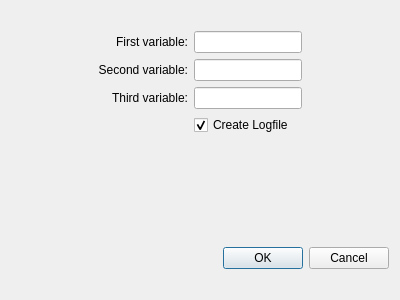
Above: preferencesDialog.ui from DragonFired/assignmentManager before the change. Below: the same form after it.
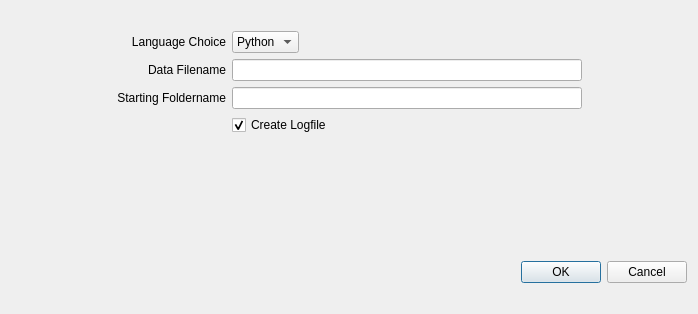
That is the form after the change.

Commit message: First working, functional version. Need student report creation and deletion and threading.

The edit to the form file:
```diff
--- a/preferencesDialog.ui
+++ b/preferencesDialog.ui
@@ -9,8 +9,8 @@
    <rect>
     <x>0</x>
     <y>0</y>
-    <width>400</width>
-    <height>300</height>
+    <width>698</width>
+    <height>314</height>
    </rect>
   </property>
   <property name="windowTitle">
@@ -55,20 +55,7 @@
          <item row="0" column="0">
           <widget class="QLabel" name="label_2">
            <property name="text">
-            <string>First variable:</string>
-           </property>
-           <property name="alignment">
-            <set>Qt::AlignRight|Qt::AlignTrailing|Qt::AlignVCenter</set>
-           </property>
-          </widget>
-         </item>
-         <item row="0" column="1">
-          <widget class="QLineEdit" name="firstVariableValue"/>
-         </item>
-         <item row="1" column="0">
-          <widget class="QLabel" name="label_3">
-           <property name="text">
-            <string>Second variable:</string>
+            <string>Language Choice</string>
            </property>
            <property name="alignment">
             <set>Qt::AlignRight|Qt::AlignTrailing|Qt::AlignVCenter</set>
@@ -76,21 +63,15 @@
           </widget>
          </item>
          <item row="1" column="1">
-          <widget class="QLineEdit" name="secondVariableValue"/>
-         </item>
-         <item row="2" column="0">
-          <widget class="QLabel" name="label_4">
-           <property name="text">
-            <string>Third variable:</string>
-           </property>
-           <property name="alignment">
-            <set>Qt::AlignRight|Qt::AlignTrailing|Qt::AlignVCenter</set>
+          <widget class="QLineEdit" name="dataFilenameUI">
+           <property name="minimumSize">
+            <size>
+             <width>350</width>
+             <height>0</height>
+            </size>
            </property>
           </widget>
          </item>
-         <item row="2" column="1">
-          <widget class="QLineEdit" name="thirdVariableValue"/>
-         </item>
          <item row="3" column="1">
           <widget class="QCheckBox" name="createLogfileCheckBox">
            <property name="text">
@@ -101,6 +82,67 @@
            </property>
           </widget>
          </item>
+         <item row="2" column="1">
+          <widget class="QLineEdit" name="startingFoldernameUI">
+           <property name="minimumSize">
+            <size>
+             <width>350</width>
+             <height>0</height>
+            </size>
+           </property>
+          </widget>
+         </item>
+         <item row="1" column="0">
+          <widget class="QLabel" name="label_3">
+           <property name="text">
+            <string>Data Filename</string>
+           </property>
+           <property name="alignment">
+            <set>Qt::AlignRight|Qt::AlignTrailing|Qt::AlignVCenter</set>
+           </property>
+          </widget>
+         </item>
+         <item row="2" column="0">
+          <widget class="QLabel" name="label_4">
+           <property name="text">
+            <string>Starting Foldername</string>
+           </property>
+           <property name="alignment">
+            <set>Qt::AlignRight|Qt::AlignTrailing|Qt::AlignVCenter</set>
+           </property>
+          </widget>
+         </item>
+         <item row="0" column="1">
+          <layout class="QHBoxLayout" name="horizontalLayout_2">
+           <item>
+            <widget class="QComboBox" name="languageChoiceUI">
+             <item>
+              <property name="text">
+               <string>Python</string>
+              </property>
+             </item>
+             <item>
+              <property name="text">
+               <string>C++</string>
+              </property>
+             </item>
+            </widget>
+           </item>
+           <item>
+            <spacer name="horizontalSpacer_3">
+             <property name="orientation">
+              <enum>Qt::Horizontal</enum>
+             </property>
+             <property name="sizeHint" stdset="0">
+              <size>
+               <width>40</width>
+               <height>20</height>
+              </size>
+             </property>
+            </spacer>
+           </item>
+          </layout>
+         </item>
         </layout>
        </item>
        <item>
```
Left out of the diff: 2 changed lines with no effect on the pictures. The commit also changes 23 other files.
